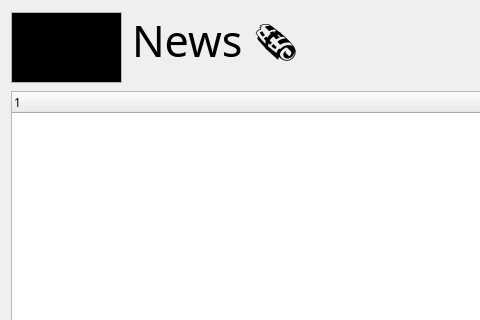
Old version of the form wikiLYNX/ui/news.ui in the repository flamboyantpenguin/wikilynx; both pictures show x 0 to 480 and y 0 to 320 of the 915 by 457 pixel window.
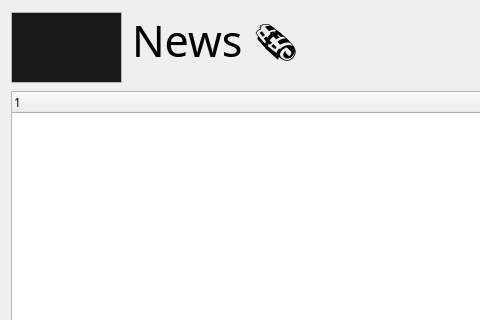
New version of the form. Icons and pictures are not drawn.

The edit to the form file:
```diff
--- a/wikiLYNX/ui/news.ui
+++ b/wikiLYNX/ui/news.ui
@@ -68,7 +68,7 @@
 hr { height: 1px; border-width: 0; }
 li.unchecked::marker { content: &quot;\2610&quot;; }
 li.checked::marker { content: &quot;\2612&quot;; }
-&lt;/style&gt;&lt;/head&gt;&lt;body style=&quot; font-family:'Comfortaa'; font-size:10pt; font-weight:400; font-style:normal;&quot; bgcolor=&quot;#000000&quot;&gt;
+&lt;/style&gt;&lt;/head&gt;&lt;body style=&quot; font-family:'Comfortaa'; font-size:10pt; font-weight:400; font-style:normal;&quot; bgcolor=&quot;#181818&quot;&gt;
 &lt;p style=&quot; margin-top:0px; margin-bottom:0px; margin-left:0px; margin-right:0px; -qt-block-indent:0; text-indent:0px;&quot;&gt;&lt;img src=&quot;:/base/images/wikiLYNX_logo.svg&quot; width=&quot;100&quot; height=&quot;60&quot; /&gt;&lt;/p&gt;&lt;/body&gt;&lt;/html&gt;</string>
        </property>
       </widget>
```
